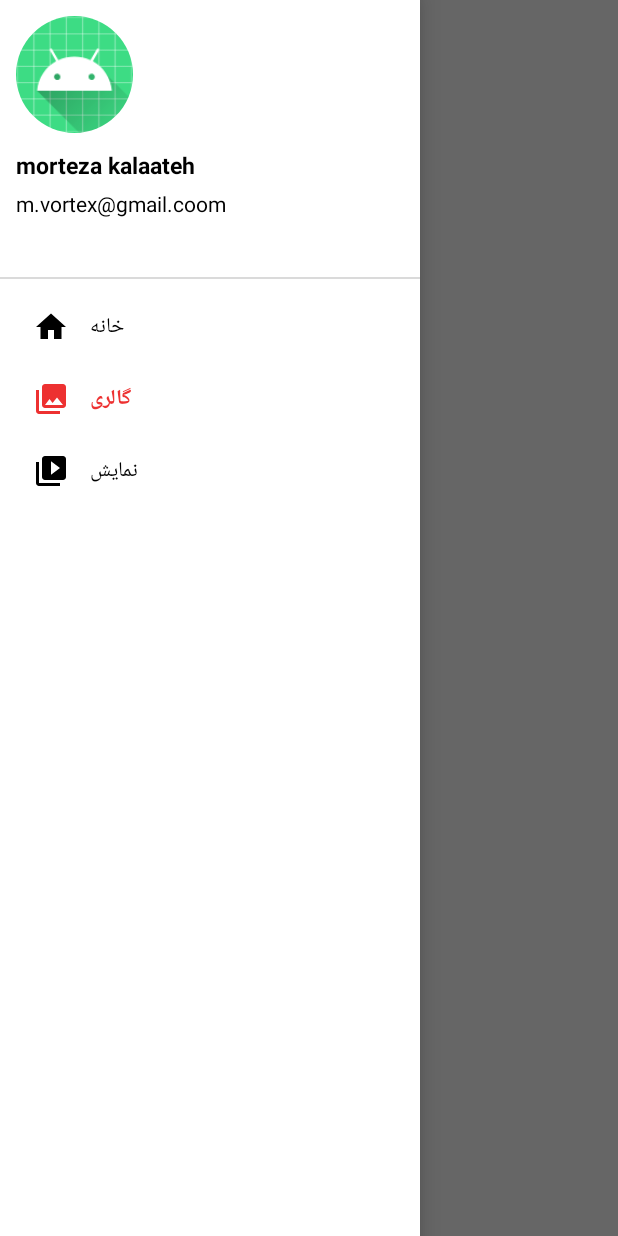
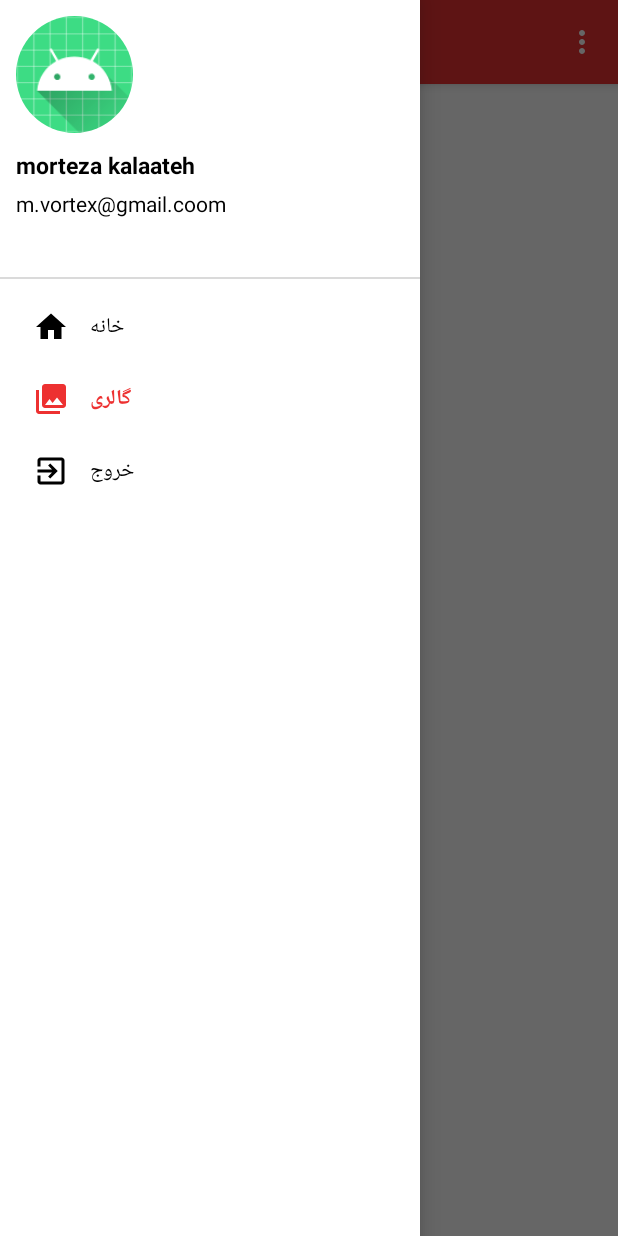
Before and after one commit to mortezakdevelop/Market_Application, an Android app: the CategoryFragment screen opened through its navigation route, with the side drawer open, on a phone screen of 412 x 824 dp. Run offline under Robolectric (Android 15) with nearby library versions, the phone set to English and light mode, and no system bars; our stand-ins replace CircleImageView, Firebase (no records; nobody signed in at launch, a user with empty details on screens opened directly), data binding, navigation-ui, sdp/ssp sizes.

Commit message:
handle sharedprefrences for prevent login and register fragment when login successfull and setup drawerlayout for navigate home and category fragment

```diff
--- a/app/src/main/java/com/example/storeapplication/repository/AuthenticationRepository.java
+++ b/app/src/main/java/com/example/storeapplication/repository/AuthenticationRepository.java
@@ -5,6 +5,7 @@ import android.widget.Toast;
 
 import androidx.annotation.NonNull;
 import androidx.lifecycle.MutableLiveData;
+import androidx.navigation.Navigation;
 
 import com.example.storeapplication.model.UserModel;
 import com.google.android.gms.tasks.OnCompleteListener;
--- a/app/src/main/java/com/example/storeapplication/ui/CategoryFragment.java
+++ b/app/src/main/java/com/example/storeapplication/ui/CategoryFragment.java
@@ -1,21 +1,65 @@
 package com.example.storeapplication.ui;
 
+import android.content.Context;
 import android.os.Bundle;
 
+import androidx.annotation.NonNull;
+import androidx.annotation.Nullable;
+import androidx.appcompat.widget.Toolbar;
+import androidx.databinding.DataBindingUtil;
 import androidx.fragment.app.Fragment;
+import androidx.navigation.NavController;
+import androidx.navigation.NavDestination;
+import androidx.navigation.Navigation;
+import androidx.navigation.ui.AppBarConfiguration;
+import androidx.navigation.ui.NavigationUI;
 
 import android.view.LayoutInflater;
 import android.view.View;
 import android.view.ViewGroup;
 
+import com.example.storeapplication.MainActivity;
 import com.example.storeapplication.R;
+import com.example.storeapplication.databinding.FragmentCategoryBinding;
 
 public class CategoryFragment extends Fragment {
-
+    private MainActivity mainActivity;
+    FragmentCategoryBinding fragmentCategoryBinding;
     @Override
     public View onCreateView(LayoutInflater inflater, ViewGroup container,
                              Bundle savedInstanceState) {
         // Inflate the layout for this fragment
-        return inflater.inflate(R.layout.fragment_category, container, false);
+        fragmentCategoryBinding = DataBindingUtil.inflate(getLayoutInflater(),R.layout.fragment_category,container,false);
+        return fragmentCategoryBinding.getRoot();
+    }
+
+    @Override
+    public void onViewCreated(@NonNull View view, @Nullable Bundle savedInstanceState) {
+        super.onViewCreated(view, savedInstanceState);
+        setupNavigation(view);
+    }
+
+    private void setupNavigation(View view){
+        NavController navController = Navigation.findNavController(view);
+        AppBarConfiguration appBarConfiguration = new AppBarConfiguration.Builder(R.id.categoryFragment).setOpenableLayout(mainActivity.drawerLayout).build();
+
+        Toolbar toolbar = view.findViewById(R.id.toolbar);
+        NavigationUI.setupWithNavController(toolbar, navController, appBarConfiguration);
+
+        navController.addOnDestinationChangedListener(new NavController.OnDestinationChangedListener() {
+            @Override
+            public void onDestinationChanged(@NonNull NavController controller, @NonNull NavDestination destination, @Nullable Bundle arguments) {
+                if (destination.getId() == R.id.categoryFragment){
+                    toolbar.setNavigationIcon(R.drawable.ic_menu);
+                    toolbar.setTitle("Category");
+                }
+            }
+        });
+    }
+
+    @Override
+    public void onAttach(@NonNull Context context) {
+        super.onAttach(context);
+        mainActivity = (MainActivity) context;
     }
 }
--- a/app/src/main/java/com/example/storeapplication/ui/RegisterFragment.java
+++ b/app/src/main/java/com/example/storeapplication/ui/RegisterFragment.java
@@ -5,6 +5,7 @@ import android.os.Bundle;
 import androidx.annotation.NonNull;
 import androidx.annotation.Nullable;
 import androidx.databinding.DataBindingUtil;
+import androidx.drawerlayout.widget.DrawerLayout;
 import androidx.fragment.app.Fragment;
 import androidx.lifecycle.ViewModelProvider;
 import androidx.navigation.Navigation;
@@ -76,6 +77,9 @@ public class RegisterFragment extends Fragment {
     public void onViewCreated(@NonNull View view, @Nullable Bundle savedInstanceState) {
         super.onViewCreated(view, savedInstanceState);
 
+        //disable navigation view
+        DrawerLayout drawerLayout = requireActivity().findViewById(R.id.drawerLayout);
+        drawerLayout.setDrawerLockMode(DrawerLayout.LOCK_MODE_LOCKED_CLOSED);
     }
 
     private void sendRequest() {
--- a/app/src/main/res/drawable/ic_baseline_more_vert_24.xml
+++ b/app/src/main/res/drawable/ic_baseline_more_vert_24.xml
@@ -3,7 +3,7 @@
     android:height="24dp"
     android:viewportWidth="24"
     android:viewportHeight="24"
-    android:tint="@color/black">
+    android:tint="@color/white">
   <path
       android:fillColor="@android:color/white"
       android:pathData="M12,8c1.1,0 2,-0.9 2,-2s-0.9,-2 -2,-2 -2,0.9 -2,2 0.9,2 2,2zM12,10c-1.1,0 -2,0.9 -2,2s0.9,2 2,2 2,-0.9 2,-2 -0.9,-2 -2,-2zM12,16c-1.1,0 -2,0.9 -2,2s0.9,2 2,2 2,-0.9 2,-2 -0.9,-2 -2,-2z"/>
--- a/app/src/main/res/drawable/ic_menu.xml
+++ b/app/src/main/res/drawable/ic_menu.xml
@@ -1,5 +1,10 @@
-<vector android:height="24dp" android:tint="#FFFFFF"
-    android:viewportHeight="24" android:viewportWidth="24"
-    android:width="24dp" xmlns:android="http://schemas.android.com/apk/res/android">
-    <path android:fillColor="@android:color/white" android:pathData="M3,18h18v-2L3,16v2zM3,13h18v-2L3,11v2zM3,6v2h18L21,6L3,6z"/>
+<vector xmlns:android="http://schemas.android.com/apk/res/android"
+    android:width="24dp"
+    android:height="24dp"
+    android:tint="#FFFFFF"
+    android:viewportWidth="24"
+    android:viewportHeight="24">
+    <path
+        android:fillColor="@android:color/white"
+        android:pathData="M3,18h18v-2L3,16v2zM3,13h18v-2L3,11v2zM3,6v2h18L21,6L3,6z" />
 </vector>
--- a/app/src/main/res/menu/navigationview_menu.xml
+++ b/app/src/main/res/menu/navigationview_menu.xml
@@ -14,8 +14,8 @@
             android:icon="@drawable/ic_menu_gallery"/>
 
         <item
-            android:id="@+id/profileFragment"
-            android:title="نمایش"
-            android:icon="@drawable/ic_menu_slideshow"/>
+            android:id="@+id/exit"
+            android:title="خروج"
+            android:icon="@drawable/ic_baseline_exit_to_app_24"/>
 
     </menu>
--- a/app/src/main/res/navigation/nav_graph.xml
+++ b/app/src/main/res/navigation/nav_graph.xml
@@ -3,7 +3,7 @@
     xmlns:app="http://schemas.android.com/apk/res-auto"
     xmlns:tools="http://schemas.android.com/tools"
     android:id="@+id/nav_graph"
-    app:startDestination="@id/registerFragment">
+    app:startDestination="@id/splashScreenFragment">
 
     <fragment
         android:id="@+id/loginFragment"
@@ -31,6 +31,9 @@
         <action
             android:id="@+id/action_splashScreenFragment_to_loginFragment"
             app:destination="@id/loginFragment" />
+        <action
+            android:id="@+id/action_splashScreenFragment_to_homeFragment"
+            app:destination="@id/homeFragment" />
     </fragment>
     <fragment
         android:id="@+id/homeFragment"
@@ -40,7 +43,7 @@
     <fragment
         android:id="@+id/categoryFragment"
         android:name="com.example.storeapplication.ui.CategoryFragment"
-        android:label="fragment_category"
+        android:label=""
         tools:layout="@layout/fragment_category" />
     <fragment
         android:id="@+id/profileFragment"
--- a/app/src/main/res/values/strings.xml
+++ b/app/src/main/res/values/strings.xml
@@ -5,4 +5,5 @@
     <string name="open">Open</string>
     <string name="close">Close</string>
     <string name="email">ایمیل</string>
+    <string name="email_pattern">[a-zA-Z0-9.-_]+@[a-z]+\\.+[a-z]+</string>
 </resources>
```
Also changed, not shown: app/src/main/java/com/example/storeapplication/MainActivity.java (+13 -1 lines), app/src/main/java/com/example/storeapplication/ui/HomeFragment.java (+21 -1 lines), app/src/main/java/com/example/storeapplication/ui/LoginFragment.java (+42 -62 lines), app/src/main/java/com/example/storeapplication/ui/SplashScreenFragment.java (+15 -2 lines), app/src/main/java/com/example/storeapplication/utiles/SessionManager.java (added, +32 -0 lines), app/src/main/res/layout/fragment_category.xml (+19 -8 lines).
